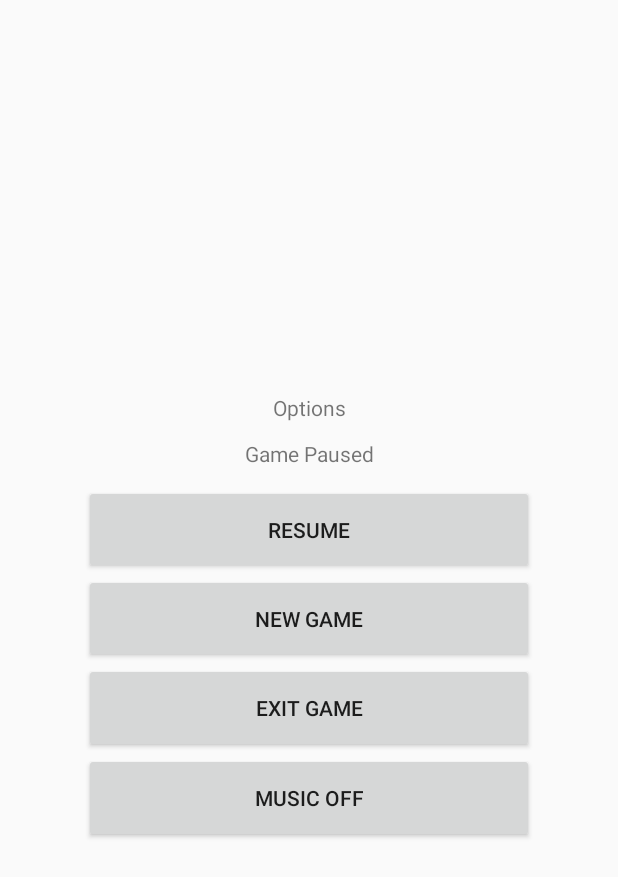
After one commit to kris0999/android_quiz_game, an Android app: the layout pause_game.xml on its own in the app's theme, with its tools: preview values and no code run, on a phone screen of 412 x 824 dp. The commit adds this screen. Shown: the top 877 px of the screen. Run offline under Robolectric (Android 15) with nearby library versions, the phone set to English and light mode, and no system bars.

Commit message:
ADD: pause function

```diff
--- a/app/src/main/AndroidManifest.xml
+++ b/app/src/main/AndroidManifest.xml
@@ -11,6 +11,7 @@
         android:theme="@style/AppTheme">
         <activity android:name=".TrueOrFalseActivity"
             android:screenOrientation="userLandscape">
+
         </activity>
         <activity android:name=".TheOtherMeActivity"
             android:screenOrientation="userLandscape">
--- /dev/null
+++ b/app/src/main/res/layout/pause_game.xml
@@ -0,0 +1,51 @@
+<?xml version="1.0" encoding="utf-8"?>
+<RelativeLayout xmlns:android="http://schemas.android.com/apk/res/android"
+    android:layout_width="match_parent"
+    android:layout_height="match_parent">
+
+    <LinearLayout
+        android:layout_width="300dp"
+        android:layout_height="300dp"
+        android:orientation="vertical"
+        android:layout_centerVertical="true"
+        android:layout_centerHorizontal="true">
+
+        <TextView
+            android:layout_width="match_parent"
+            android:layout_height="wrap_content"
+            android:layout_weight="1"
+            android:text="Options"
+            android:textAlignment="center"
+            android:textFontWeight="1"/>
+        <TextView
+            android:layout_width="match_parent"
+            android:layout_height="wrap_content"
+            android:textAlignment="center"
+            android:text="Game Paused"
+            android:layout_weight="1"/>
+        <Button
+            android:layout_width="match_parent"
+            android:layout_height="wrap_content"
+            android:text="Resume"
+            android:layout_weight="1"
+            android:id="@+id/pgResumeButton"/>
+        <Button
+            android:layout_width="match_parent"
+            android:layout_height="wrap_content"
+            android:text="New Game"
+            android:layout_weight="1"
+            android:id="@+id/pgNewButton"/>
+        <Button
+            android:layout_width="match_parent"
+            android:layout_height="wrap_content"
+            android:text="Exit Game"
+            android:layout_weight="1"
+            android:id="@+id/pgExitButton"/>
+        <Button
+            android:layout_width="match_parent"
+            android:layout_height="wrap_content"
+            android:text="Music Off"
+            android:layout_weight="1"
+            android:id="@+id/pgMusicButton"/>
+    </LinearLayout>
+</RelativeLayout>
```
Also changed, not shown: app/src/main/java/com/example/anroid_quiz_game/TheOtherMeActivity.java (+39 -0 lines), app/src/main/java/com/example/anroid_quiz_game/TrueOrFalseActivity.java (+40 -2 lines).
